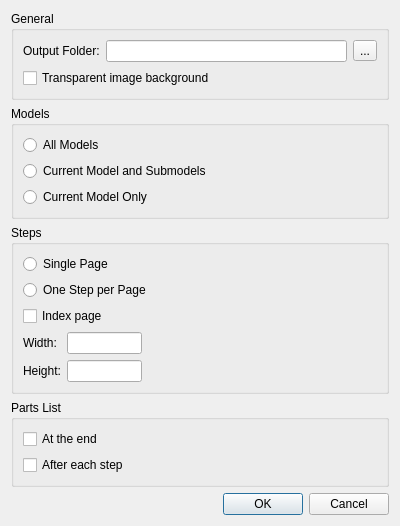
Qt form source/interface/dialogs/sw_dialog_html.ui (nathaneltitane/studworx) before a commit.
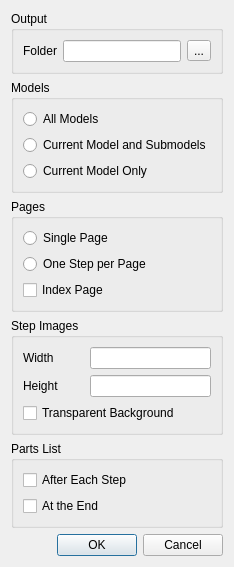
The same form after that commit.

```diff
--- a/source/interface/dialogs/sw_dialog_html.ui
+++ b/source/interface/dialogs/sw_dialog_html.ui
@@ -5,40 +5,21 @@
   <property name="whatsThis">
    <string>&lt;p&gt;&lt;b&gt;Export HTML&lt;/b&gt;&lt;/p&gt;&lt;p&gt;Create browser-viewable building instructions and PNG images in the output folder. Choose which models to include, how to organize the step pages, and where to show parts lists.&lt;/p&gt;&lt;p&gt;Keep the generated HTML and image files together when copying or sharing the instructions.&lt;/p&gt;</string>
   </property>
-  <property name="geometry">
-   <rect>
-    <x>0</x>
-    <y>0</y>
-    <width>400</width>
-    <height>460</height>
-   </rect>
-  </property>
-  <property name="sizePolicy">
-   <sizepolicy hsizetype="Minimum" vsizetype="Minimum">
-    <horstretch>0</horstretch>
-    <verstretch>0</verstretch>
-   </sizepolicy>
-  </property>
   <property name="windowTitle">
    <string>HTML Options</string>
   </property>
   <layout class="QVBoxLayout" name="verticalLayout">
    <item>
-    <widget class="QGroupBox" name="groupBox_3">
-     <property name="sizePolicy">
-      <sizepolicy hsizetype="Minimum" vsizetype="Minimum">
-       <horstretch>0</horstretch>
-       <verstretch>0</verstretch>
-      </sizepolicy>
+    <widget class="QGroupBox" name="OutputGroup">
+     <property name="whatsThis">
+      <string>&lt;p&gt;&lt;b&gt;Output Folder&lt;/b&gt;&lt;/p&gt;&lt;p&gt;The exporter creates this folder if needed and writes the instruction pages and their images into it. Use a separate folder for each export to keep the generated files together.&lt;/p&gt;</string>
      </property>
      <property name="title">
-      <string>General</string>
+      <string>Output</string>
      </property>
-     <layout class="QVBoxLayout" name="verticalLayout_2">
-      <item>
-       <layout class="QHBoxLayout" name="horizontalLayout">
-        <item>
-         <widget class="QLabel" name="label_6">
+     <layout class="QGridLayout" name="OutputLayout">
+      <item row="0" column="0">
+       <widget class="QLabel" name="OutputFolderLabel">
           <property name="toolTip">
            <string>Folder for the generated HTML pages and images.</string>
           </property>
@@ -46,14 +27,14 @@
            <string>&lt;p&gt;&lt;b&gt;Output Folder&lt;/b&gt;&lt;/p&gt;&lt;p&gt;The exporter creates this folder if needed and writes the instruction pages and their images into it. Use a separate folder for each export to keep the generated files together.&lt;/p&gt;</string>
           </property>
           <property name="text">
-           <string>Output Folder:</string>
+         <string>Folder</string>
           </property>
           <property name="buddy">
            <cstring>outputFolder</cstring>
           </property>
          </widget>
         </item>
-        <item>
+      <item row="0" column="1">
          <widget class="QLineEdit" name="outputFolder">
           <property name="toolTip">
            <string>Folder for the generated HTML pages and images.</string>
@@ -63,7 +44,7 @@
           </property>
          </widget>
         </item>
-        <item>
+      <item row="0" column="2">
          <widget class="QToolButton" name="outputFolderBrowse">
           <property name="toolTip">
            <string>Choose the folder for the exported instructions.</string>
@@ -77,23 +58,8 @@
          </widget>
         </item>
        </layout>
-      </item>
-      <item>
-       <widget class="QCheckBox" name="transparentImages">
-        <property name="toolTip">
-         <string>Save step images with a transparent background.</string>
-        </property>
-        <property name="whatsThis">
-         <string>&lt;p&gt;&lt;b&gt;Transparent Image Background&lt;/b&gt;&lt;/p&gt;&lt;p&gt;When checked, the PNG step images have a transparent background so the page background can show through. When unchecked, they include the configured solid or gradient background with no transparency.&lt;/p&gt;</string>
-        </property>
-        <property name="text">
-         <string>Transparent image background</string>
-        </property>
-       </widget>
-      </item>
-     </layout>
-    </widget>
-   </item>
+    </widget>
+   </item>
    <item>
     <widget class="QGroupBox" name="groupBox_4">
      <property name="whatsThis">
@@ -142,10 +108,10 @@
       <string>&lt;p&gt;&lt;b&gt;Steps&lt;/b&gt;&lt;/p&gt;&lt;p&gt;Single Page places all steps for each model on one HTML page. One Step per Page creates separate pages with navigation links. In that mode, Index page adds a page linking to the steps.&lt;/p&gt;&lt;p&gt;Width and Height set the step image size in pixels. Use dimensions from 1 to 32768 pixels.&lt;/p&gt;</string>
      </property>
      <property name="title">
-      <string>Steps</string>
+      <string>Pages</string>
      </property>
-     <layout class="QFormLayout" name="formLayout_2">
-      <item row="0" column="0" colspan="2">
+     <layout class="QVBoxLayout" name="PagesLayout">
+      <item>
        <widget class="QRadioButton" name="singlePage">
         <property name="toolTip">
          <string>Put all steps for each model on one HTML page.</string>
@@ -155,7 +121,7 @@
         </property>
        </widget>
       </item>
-      <item row="1" column="0" colspan="2">
+      <item>
        <widget class="QRadioButton" name="oneStepPerPage">
         <property name="toolTip">
          <string>Create a separate HTML page for each step.</string>
@@ -165,65 +131,78 @@
         </property>
        </widget>
       </item>
-      <item row="2" column="0" colspan="2">
+      <item>
        <widget class="QCheckBox" name="indexPage">
         <property name="toolTip">
          <string>Add a step index when using One Step per Page.</string>
         </property>
         <property name="text">
-         <string>Index page</string>
+         <string>Index Page</string>
         </property>
        </widget>
       </item>
-      <item row="3" column="0">
-       <widget class="QLabel" name="label">
+     </layout>
+    </widget>
+   </item>
+   <item>
+    <widget class="QGroupBox" name="ImagesGroup">
+     <property name="whatsThis">
+      <string>&lt;p&gt;&lt;b&gt;Step Images&lt;/b&gt;&lt;/p&gt;&lt;p&gt;Width and Height set the step image size in pixels, from 1 to 32768 pixels. Transparent Background leaves the image background clear.&lt;/p&gt;</string>
+     </property>
+     <property name="title">
+      <string>Step Images</string>
+     </property>
+     <layout class="QGridLayout" name="ImagesLayout">
+      <item row="0" column="0">
+       <widget class="QLabel" name="StepWidthLabel">
         <property name="toolTip">
          <string>Width of each step image, in pixels.</string>
         </property>
         <property name="text">
-         <string>Width:</string>
+         <string>Width</string>
         </property>
         <property name="buddy">
          <cstring>stepWidth</cstring>
         </property>
        </widget>
       </item>
-      <item row="3" column="1">
+      <item row="0" column="1" colspan="2">
        <widget class="QLineEdit" name="stepWidth">
         <property name="toolTip">
          <string>Width of each step image, in pixels.</string>
         </property>
-        <property name="maximumSize">
-         <size>
-          <width>75</width>
-          <height>16777215</height>
-         </size>
-        </property>
        </widget>
       </item>
-      <item row="4" column="0">
-       <widget class="QLabel" name="label_2">
+      <item row="1" column="0">
+       <widget class="QLabel" name="StepHeightLabel">
         <property name="toolTip">
          <string>Height of each step image, in pixels.</string>
         </property>
         <property name="text">
-         <string>Height:</string>
+         <string>Height</string>
         </property>
         <property name="buddy">
          <cstring>stepHeight</cstring>
         </property>
        </widget>
       </item>
-      <item row="4" column="1">
+      <item row="1" column="1" colspan="2">
        <widget class="QLineEdit" name="stepHeight">
         <property name="toolTip">
          <string>Height of each step image, in pixels.</string>
         </property>
-        <property name="maximumSize">
-         <size>
-          <width>75</width>
-          <height>16777215</height>
-         </size>
+       </widget>
+      </item>
+      <item row="2" column="0" colspan="3">
+       <widget class="QCheckBox" name="transparentImages">
+        <property name="toolTip">
+         <string>Save step images with a transparent background.</string>
+        </property>
+        <property name="whatsThis">
+         <string>&lt;p&gt;&lt;b&gt;Transparent Background&lt;/b&gt;&lt;/p&gt;&lt;p&gt;When checked, the PNG step images have a transparent background so the page background can show through. When unchecked, they include the configured solid or gradient background with no transparency.&lt;/p&gt;</string>
+        </property>
+        <property name="text">
+         <string>Transparent Background</string>
         </property>
        </widget>
       </item>
@@ -238,24 +217,24 @@
      <property name="title">
       <string>Parts List</string>
      </property>
-     <layout class="QVBoxLayout" name="verticalLayout_4">
-      <item>
-       <widget class="QCheckBox" name="partsAtTheEnd">
-        <property name="toolTip">
-         <string>Include a complete parts list after each model's instructions.</string>
-        </property>
-        <property name="text">
-         <string>At the end</string>
-        </property>
-       </widget>
-      </item>
+     <layout class="QVBoxLayout" name="PartsLayout">
       <item>
        <widget class="QCheckBox" name="partsAfterEachStep">
         <property name="toolTip">
          <string>Include a list of the parts added in each step.</string>
         </property>
         <property name="text">
-         <string>After each step</string>
+         <string>After Each Step</string>
+        </property>
+       </widget>
+      </item>
+      <item>
+       <widget class="QCheckBox" name="partsAtTheEnd">
+        <property name="toolTip">
+         <string>Include a complete parts list after each model's instructions.</string>
+        </property>
+        <property name="text">
+         <string>At the End</string>
         </property>
        </widget>
       </item>
```
Left out of the diff: 38 changed lines with no effect on the pictures. Lines whose indentation alone changed are shown as unchanged.
